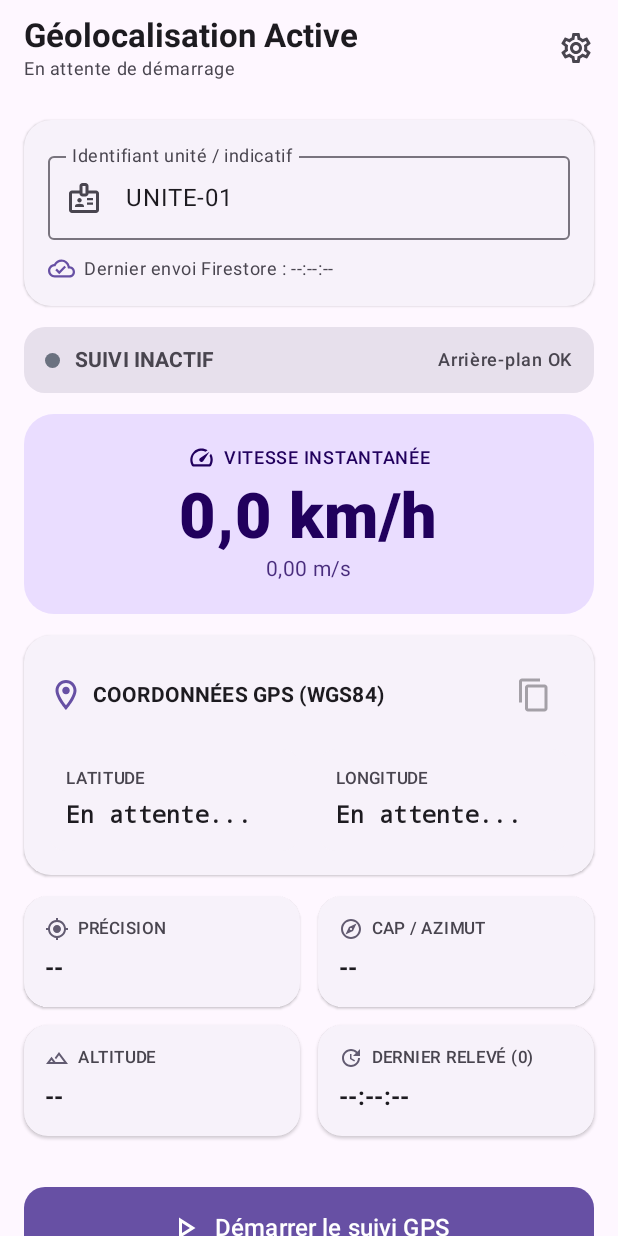
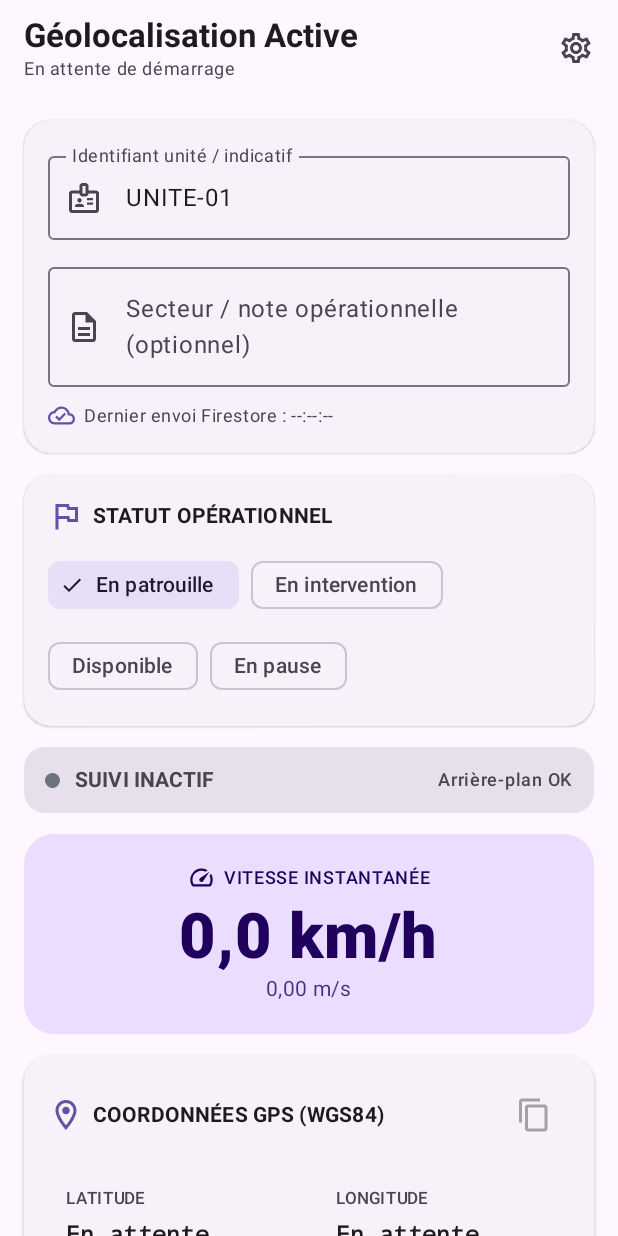
Before and after one commit to xmeynier-web/police-operator, an Android app built with Jetpack Compose: the screen it shows after launch (MainActivity), on a phone screen of 412 x 824 dp. Run offline under Robolectric (Android 15) with nearby library versions, the phone set to English and light mode, and no system bars.

Commit message:
Refactor MainActivity for unit ID and mission note sync
Refactor MainActivity to sync mission note and unit ID inputs. Introduce OperationalStatusCard and update UI components for better state management.

```diff
--- a/app/src/main/java/com/example/geotracker/ui/MainActivity.kt
+++ b/app/src/main/java/com/example/geotracker/ui/MainActivity.kt
@@ -20,6 +20,8 @@ import androidx.compose.foundation.background
 import androidx.compose.foundation.layout.Arrangement
 import androidx.compose.foundation.layout.Box
 import androidx.compose.foundation.layout.Column
+import androidx.compose.foundation.layout.ExperimentalLayoutApi
+import androidx.compose.foundation.layout.FlowRow
 import androidx.compose.foundation.layout.Row
 import androidx.compose.foundation.layout.Spacer
 import androidx.compose.foundation.layout.fillMaxSize
@@ -34,10 +36,13 @@ import androidx.compose.foundation.shape.RoundedCornerShape
 import androidx.compose.foundation.verticalScroll
 import androidx.compose.material.icons.Icons
 import androidx.compose.material.icons.outlined.Badge
+import androidx.compose.material.icons.outlined.Check
 import androidx.compose.material.icons.outlined.CloudDone
 import androidx.compose.material.icons.outlined.CloudOff
 import androidx.compose.material.icons.outlined.ContentCopy
+import androidx.compose.material.icons.outlined.Description
 import androidx.compose.material.icons.outlined.Explore
+import androidx.compose.material.icons.outlined.Flag
 import androidx.compose.material.icons.outlined.GpsFixed
 import androidx.compose.material.icons.outlined.LocationOn
 import androidx.compose.material.icons.outlined.PlayArrow
@@ -52,6 +57,7 @@ import androidx.compose.material3.Card
 import androidx.compose.material3.CardDefaults
 import androidx.compose.material3.ElevatedCard
 import androidx.compose.material3.ExperimentalMaterial3Api
+import androidx.compose.material3.FilterChip
 import androidx.compose.material3.Icon
 import androidx.compose.material3.IconButton
 import androidx.compose.material3.MaterialTheme
@@ -82,6 +88,7 @@ import androidx.compose.ui.unit.sp
 import androidx.core.content.ContextCompat
 import com.example.geotracker.model.LocationRepository
 import com.example.geotracker.model.LocationTelemetry
+import com.example.geotracker.model.OperationalStatus
 import com.example.geotracker.service.LocationService
 import java.util.Locale
 
@@ -103,11 +110,14 @@ fun GeoTrackerMainScreen() {
     val context = LocalContext.current
     val telemetry by LocationRepository.telemetry.collectAsState()
     var unitIdInput by remember { mutableStateOf(telemetry.unitId) }
+    var missionNoteInput by remember { mutableStateOf(telemetry.missionNote) }
 
-    fun effectiveUnitId(): String {
-        val cleaned = unitIdInput.trim().ifEmpty { "UNITE-01" }
-        LocationRepository.setUnitId(cleaned)
-        return cleaned
+    fun syncInputsToRepository(): Pair<String, String> {
+        val cleanedId = unitIdInput.trim().ifEmpty { "UNITE-01" }
+        val cleanedNote = missionNoteInput.trim()
+        LocationRepository.setUnitId(cleanedId)
+        LocationRepository.updateMissionNote(cleanedNote)
+        return cleanedId to cleanedNote
     }
 
     LaunchedEffect(Unit) {
@@ -133,7 +143,8 @@ fun GeoTrackerMainScreen() {
                 Toast.LENGTH_LONG
             ).show()
         }
-        LocationService.start(context, effectiveUnitId())
+        val (id, note) = syncInputsToRepository()
+        LocationService.start(context, id, telemetry.operationalStatus, note)
     }
 
     val foregroundPermissionLauncher = rememberLauncherForActivityResult(
@@ -155,7 +166,8 @@ fun GeoTrackerMainScreen() {
                     return@rememberLauncherForActivityResult
                 }
             }
-            LocationService.start(context, effectiveUnitId())
+            val (id, note) = syncInputsToRepository()
+            LocationService.start(context, id, telemetry.operationalStatus, note)
         } else {
             Toast.makeText(
                 context,
@@ -218,10 +230,22 @@ fun GeoTrackerMainScreen() {
         ) {
             UnitIdentityAndSyncCard(
                 unitId = unitIdInput,
-                enabled = !telemetry.isTracking,
+                missionNote = missionNoteInput,
+                unitIdEnabled = !telemetry.isTracking,
                 lastSyncFormatted = telemetry.lastSyncFormatted,
                 lastSyncError = telemetry.lastSyncError,
-                onUnitIdChange = { unitIdInput = it }
+                onUnitIdChange = { unitIdInput = it },
+                onMissionNoteChange = {
+                    missionNoteInput = it
+                    LocationRepository.updateMissionNote(it)
+                }
+            )
+
+            OperationalStatusCard(
+                selectedStatus = telemetry.operationalStatus,
+                onSelectStatus = { status ->
+                    LocationRepository.updateOperationalStatus(status)
+                }
             )
 
             StatusBanner(telemetry = telemetry)
@@ -248,8 +272,70 @@ fun GeoTrackerMainScreen() {
             ActionControls(
                 isTracking = telemetry.isTracking,
                 onStartClick = { requestPermissionsAndStart() },
-                onStopClick = { LocationService.stop(context, effectiveUnitId()) }
+                onStopClick = {
+                    val (id, note) = syncInputsToRepository()
+                    LocationService.stop(context, id, telemetry.operationalStatus, note)
+                }
             )
+        }
+    }
+}
+
+@OptIn(ExperimentalLayoutApi::class)
+@Composable
+private fun OperationalStatusCard(
+    selectedStatus: OperationalStatus,
+    onSelectStatus: (OperationalStatus) -> Unit
+) {
+    ElevatedCard(
+        modifier = Modifier.fillMaxWidth(),
+        shape = RoundedCornerShape(18.dp)
+    ) {
+        Column(
+            modifier = Modifier
+                .fillMaxWidth()
+                .padding(16.dp),
+            verticalArrangement = Arrangement.spacedBy(10.dp)
+        ) {
+            Row(verticalAlignment = Alignment.CenterVertically) {
+                Icon(
+                    imageVector = Icons.Outlined.Flag,
+                    contentDescription = null,
+                    tint = MaterialTheme.colorScheme.primary
+                )
+                Spacer(modifier = Modifier.width(6.dp))
+                Text(
+                    text = "STATUT OPÉRATIONNEL",
+                    style = MaterialTheme.typography.labelLarge,
+                    fontWeight = FontWeight.Bold
+                )
+            }
+
+            FlowRow(
+                modifier = Modifier.fillMaxWidth(),
+                horizontalArrangement = Arrangement.spacedBy(8.dp),
+                verticalArrangement = Arrangement.spacedBy(6.dp)
+            ) {
+                OperationalStatus.entries.forEach { status ->
+                    val isSelected = status == selectedStatus
+                    FilterChip(
+                        selected = isSelected,
+                        onClick = { onSelectStatus(status) },
+                        label = { Text(status.label) },
+                        leadingIcon = if (isSelected) {
+                            {
+                                Icon(
+                                    imageVector = Icons.Outlined.Check,
+                                    contentDescription = null,
+                                    modifier = Modifier.size(16.dp)
+                                )
+                            }
+                        } else {
+                            null
+                        }
+                    )
+                }
+            }
         }
     }
 }
@@ -257,10 +343,12 @@ fun GeoTrackerMainScreen() {
 @Composable
 private fun UnitIdentityAndSyncCard(
     unitId: String,
-    enabled: Boolean,
+    missionNote: String,
+    unitIdEnabled: Boolean,
     lastSyncFormatted: String,
     lastSyncError: String?,
-    onUnitIdChange: (String) -> Unit
+    onUnitIdChange: (String) -> Unit,
+    onMissionNoteChange: (String) -> Unit
 ) {
     ElevatedCard(
         modifier = Modifier.fillMaxWidth(),
@@ -275,11 +363,22 @@ private fun UnitIdentityAndSyncCard(
             OutlinedTextField(
                 value = unitId,
                 onValueChange = onUnitIdChange,
-                enabled = enabled,
+                enabled = unitIdEnabled,
                 singleLine = true,
                 label = { Text("Identifiant unité / indicatif") },
                 leadingIcon = {
                     Icon(imageVector = Icons.Outlined.Badge, contentDescription = null)
+                },
+                modifier = Modifier.fillMaxWidth()
+            )
+
+            OutlinedTextField(
+                value = missionNote,
+                onValueChange = onMissionNoteChange,
+                singleLine = true,
+                label = { Text("Secteur / note opérationnelle (optionnel)") },
+                leadingIcon = {
+                    Icon(imageVector = Icons.Outlined.Description, contentDescription = null)
                 },
                 modifier = Modifier.fillMaxWidth()
             )
@@ -348,7 +447,11 @@ private fun StatusBanner(telemetry: LocationTelemetry) {
                 )
                 Spacer(modifier = Modifier.width(10.dp))
                 Text(
-                    text = if (telemetry.isTracking) "SUIVI ACTIF" else "SUIVI INACTIF",
+                    text = if (telemetry.isTracking) {
+                        "SUIVI ACTIF · ${telemetry.operationalStatus.label.uppercase(Locale.FRANCE)}"
+                    } else {
+                        "SUIVI INACTIF"
+                    },
                     color = contentColor,
                     fontWeight = FontWeight.Bold,
                     style = MaterialTheme.typography.labelLarge
```
